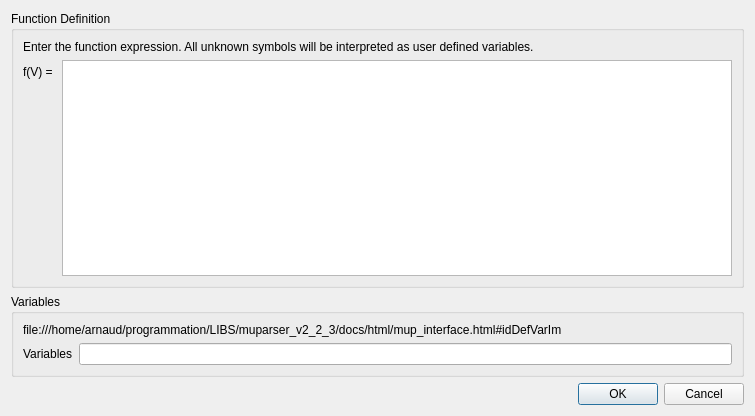
This is newfunctiondialog.ui in arntanguy/STS-simulator as Qt 5 draws it before an edit. The edited form follows.
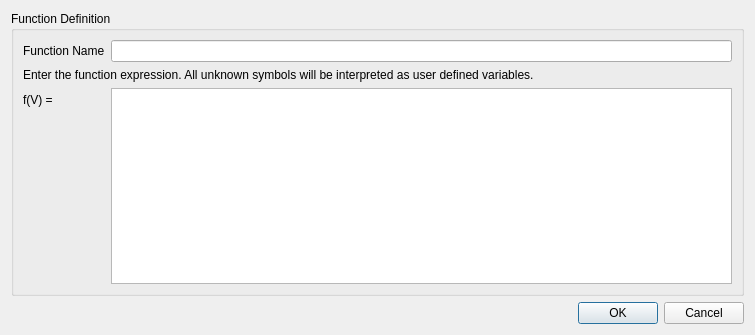
This is the edited form.

Commit message: Create function, parse it, manages variables

Diff of the .ui file:
```diff
--- a/newfunctiondialog.ui
+++ b/newfunctiondialog.ui
@@ -7,7 +7,7 @@
     <x>0</x>
     <y>0</y>
     <width>755</width>
-    <height>416</height>
+    <height>335</height>
    </rect>
   </property>
   <property name="windowTitle">
@@ -35,41 +35,22 @@
        </widget>
       </item>
       <item row="2" column="1">
-       <widget class="QTextEdit" name="textEdit"/>
+       <widget class="QTextEdit" name="functionExpression"/>
+      </item>
+      <item row="0" column="0">
+       <widget class="QLabel" name="label_5">
+        <property name="text">
+         <string>Function Name</string>
+        </property>
+       </widget>
+      </item>
+      <item row="0" column="1">
+       <widget class="QLineEdit" name="functionName"/>
       </item>
      </layout>
     </widget>
    </item>
    <item row="1" column="0">
-    <widget class="QGroupBox" name="groupBox_2">
-     <property name="title">
-      <string>Variables</string>
-     </property>
-     <layout class="QFormLayout" name="formLayout_3">
-      <property name="fieldGrowthPolicy">
-       <enum>QFormLayout::AllNonFixedFieldsGrow</enum>
-      </property>
-      <item row="0" column="0" colspan="2">
-       <widget class="QLabel" name="label_4">
-        <property name="text">
-         <string>file:///home/arnaud/programmation/LIBS/muparser_v2_2_3/docs/html/mup_interface.html#idDefVarIm</string>
-        </property>
-       </widget>
-      </item>
-      <item row="1" column="0">
-       <widget class="QLabel" name="label_2">
-        <property name="text">
-         <string>Variables</string>
-        </property>
-       </widget>
-      </item>
-      <item row="1" column="1">
-       <widget class="QLineEdit" name="lineEdit"/>
-      </item>
-     </layout>
-    </widget>
-   </item>
-   <item row="2" column="0">
     <widget class="QDialogButtonBox" name="buttonBox">
      <property name="orientation">
       <enum>Qt::Horizontal</enum>
```
The commit also changes 9 other files.
